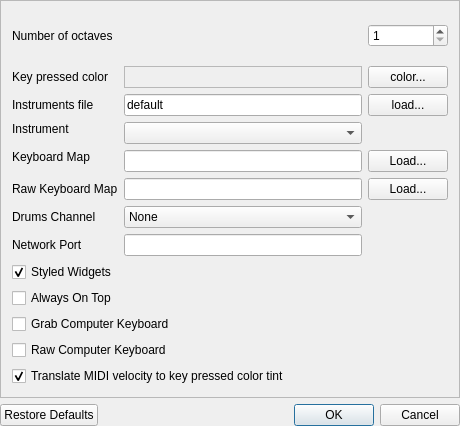
This is trunk/src/preferences.ui in svn2github/vmpk as Qt 5 draws it before an edit. The edited form follows.
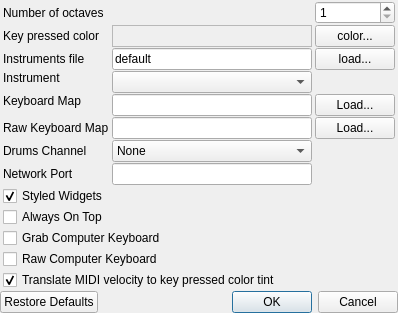
This is the edited form. Icons and pictures are not drawn.

```diff
--- a/trunk/src/preferences.ui
+++ b/trunk/src/preferences.ui
@@ -19,14 +19,6 @@
  </comment>
  <class>PreferencesClass</class>
  <widget class="QDialog" name="PreferencesClass">
-  <property name="geometry">
-   <rect>
-    <x>0</x>
-    <y>0</y>
-    <width>460</width>
-    <height>426</height>
-   </rect>
-  </property>
   <property name="windowTitle">
    <string>Preferences</string>
   </property>
@@ -38,8 +30,14 @@
    <property name="margin">
     <number>0</number>
    </property>
+   <property name="spacing">
+    <number>0</number>
+   </property>
    <item row="0" column="0">
     <widget class="QScrollArea" name="scrollArea">
+     <property name="frameShape">
+      <enum>QFrame::NoFrame</enum>
+     </property>
      <property name="widgetResizable">
       <bool>true</bool>
      </property>
@@ -48,12 +46,33 @@
        <rect>
         <x>0</x>
         <y>0</y>
-        <width>456</width>
-        <height>389</height>
+        <width>382</width>
+        <height>271</height>
        </rect>
       </property>
       <layout class="QGridLayout" name="gridLayout">
-       <item row="0" column="0">
+       <property name="sizeConstraint">
+        <enum>QLayout::SetMinimumSize</enum>
+       </property>
+       <property name="leftMargin">
+        <number>3</number>
+       </property>
+       <property name="topMargin">
+        <number>1</number>
+       </property>
+       <property name="rightMargin">
+        <number>3</number>
+       </property>
+       <property name="bottomMargin">
+        <number>1</number>
+       </property>
+       <property name="horizontalSpacing">
+        <number>3</number>
+       </property>
+       <property name="verticalSpacing">
+        <number>1</number>
+       </property>
+       <item row="0" column="0" colspan="2">
         <widget class="QLabel" name="lblNumOctaves">
          <property name="sizePolicy">
           <sizepolicy hsizetype="Minimum" vsizetype="Expanding">
```
Left out of the diff: 31 changed lines with no effect on the pictures.
